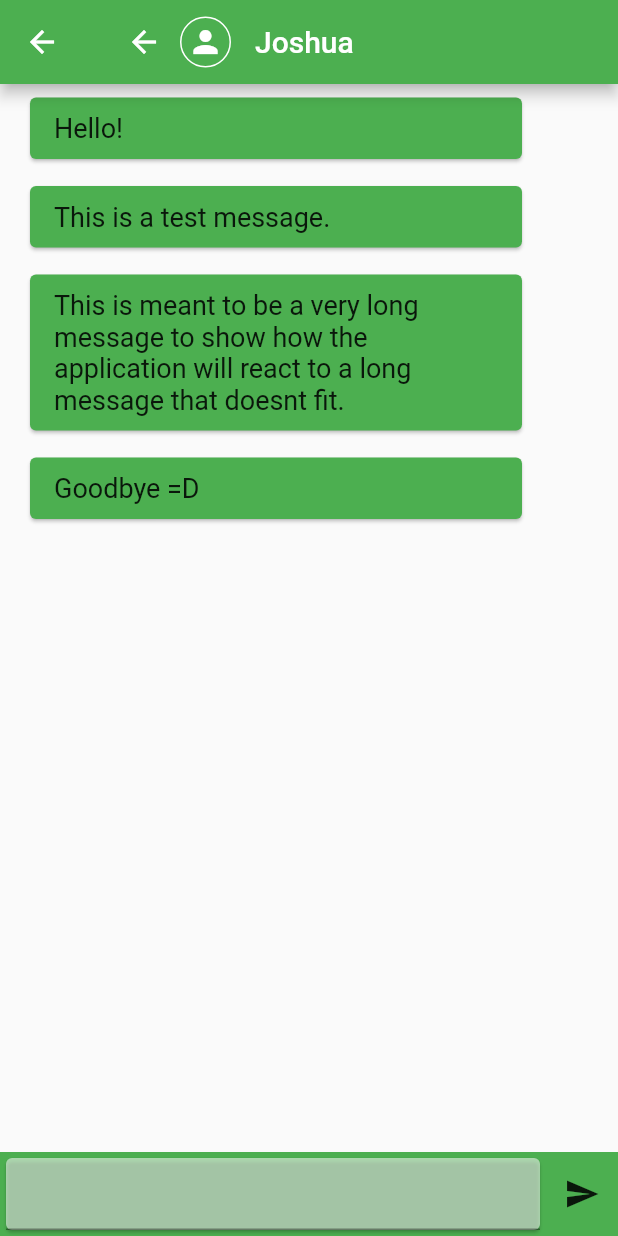
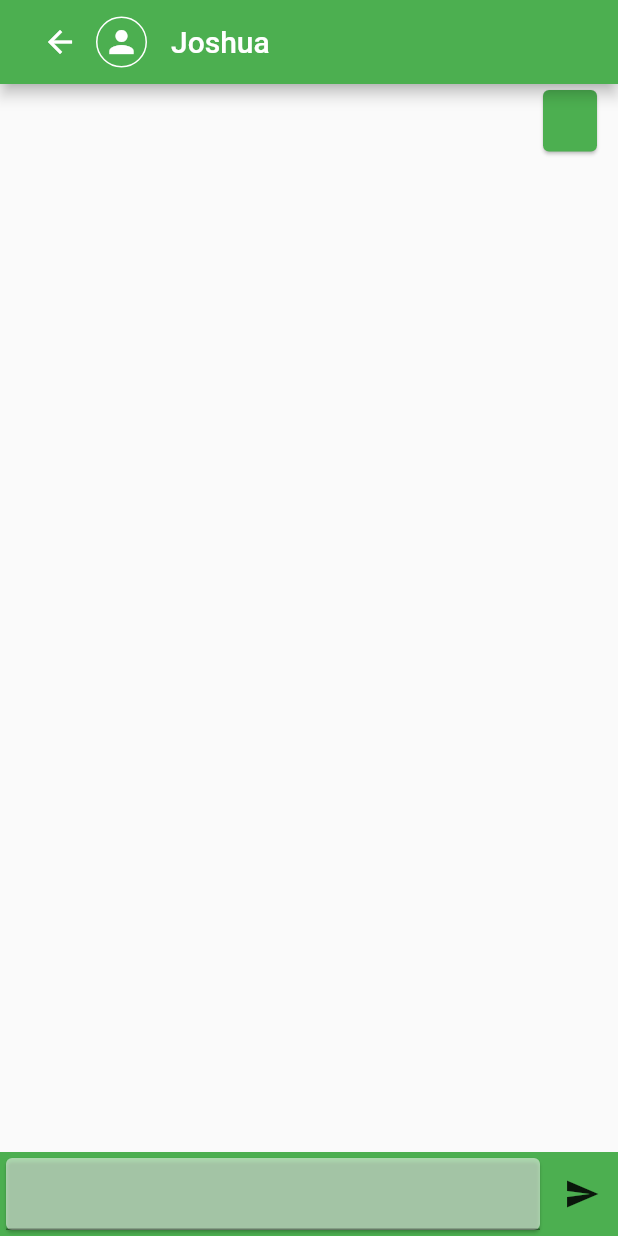
Before and after one commit to COS301-SE-2021/Atbash, a Flutter app: the ChatScreen screen opened directly, after a tap on the "send" icon, on a phone screen of 412 x 824 dp. Run offline on Flutter 3.47's test engine with Material 2 defaults, Android fonts, the phone set to English and light mode, and no system bars.

Commit message:
Completed ChatScreen for Demo1.

```diff
--- a/mobile/lib/ChatScreen.dart
+++ b/mobile/lib/ChatScreen.dart
@@ -1,33 +1,44 @@
 import 'package:flutter/material.dart';
+import 'package:mobile/model/ChatModel.dart';
+import 'package:provider/provider.dart';
 
 class ChatScreen extends StatelessWidget {
-  final List<String> messages = [
-    "Hello!",
-    "This is a test message.",
-    "This is meant to be a very long message to show how the application will react to a long message that doesnt fit.",
-    "Goodbye =D"
-  ];
-
   @override
   Widget build(BuildContext context) {
     return Scaffold(
       appBar: ChatScreenAppBar(),
-      body: Column(
-        children: [
-          Flexible(
-              child: ListView(
-            children: _buildMessages(),
-          )),
-          InputBar()
-        ],
+      body: ChangeNotifierProvider(
+        create: (context) => ChatModel(),
+        child: Column(
+          children: [Flexible(child: MessageList()), InputBar()],
+        ),
       ),
     );
   }
+}
 
-  List<Widget> _buildMessages() {
+class MessageList extends StatefulWidget {
+  @override
+  State<StatefulWidget> createState() {
+    return _MessageListState();
+  }
+}
+
+class _MessageListState extends State<MessageList> {
+  _MessageListState();
+
+  @override
+  Widget build(BuildContext context) {
+    return Consumer<ChatModel>(builder: (context, chat, child) {
+      return ListView(
+        children: _buildMessages(chat.messages),
+      );
+    });
+  }
+
+  List<Widget> _buildMessages(List<String> messageList) {
     List<Widget> messageWidgets = [];
-    //TODO: populate messages
-    messages.forEach((element) => messageWidgets.add(MessageItem(element)));
+    messageList.forEach((element) => messageWidgets.add(MessageItem(element)));
     return messageWidgets;
   }
 }
@@ -35,6 +46,9 @@ class ChatScreen extends StatelessWidget {
 class InputBar extends StatelessWidget {
   @override
   Widget build(BuildContext context) {
+    final inputController = TextEditingController();
+
+    return Consumer<ChatModel>(builder: (context, chat, child) {
       return Container(
           color: Colors.green,
           child: Row(
@@ -43,14 +57,19 @@ class InputBar extends StatelessWidget {
                   child: Card(
                       color: Colors.white54,
                       child: TextField(
+                        controller: inputController,
                         style: TextStyle(fontSize: 18),
                       ))),
               IconButton(
                 icon: Icon(Icons.send),
-              onPressed: () {},
+                onPressed: () {
+                  chat.addMessage(inputController.text);
+                  inputController.text = "";
+                },
               )
             ],
           ));
+    });
   }
 }
 
@@ -61,10 +80,13 @@ class MessageItem extends StatelessWidget {
 
   @override
   Widget build(BuildContext context) {
-    // TODO: implement build
-    return Padding(
-      padding: EdgeInsets.fromLTRB(16.0, 5.0, 60.0, 5.0),
-      child: Card(
+    return Align(
+      alignment: Alignment.centerRight,
+      child: Padding(
+        padding: EdgeInsets.fromLTRB(30.0, 0.0, 10.0, 0.0),
+        child: Wrap(
+          children: [
+            Card(
               color: Colors.green,
               child: Padding(
                 padding: EdgeInsets.fromLTRB(16.0, 10.0, 20.0, 10.0),
@@ -74,8 +96,17 @@ class MessageItem extends StatelessWidget {
                 ),
               ),
             ),
+          ],
+        ),
+      ),
     );
   }
+
+// EdgeInsets generateTextPadding()
+// {
+//   double leftPadding =
+//   return EdgeInsets.fromLTRB(120.0, 5.0, 16.0, 5.0);
+// }
 }
 
 class ChatScreenAppBar extends AppBar {
--- a/mobile/lib/main.dart
+++ b/mobile/lib/main.dart
@@ -2,6 +2,7 @@ import 'package:flutter/cupertino.dart';
 import 'package:flutter/material.dart';
 import 'package:mobile/MainScreen.dart';
 
+import 'ChatScreen.dart';
 import 'domain/Contact.dart';
 
 void main() {
@@ -23,7 +24,7 @@ class _AtbashAppState extends State<AtbashApp> {
       theme: ThemeData(primarySwatch: Colors.green),
       home: Navigator(
         pages: [
-          MaterialPage(child: MainScreen()),
+          MaterialPage(child: ChatScreen()),
         ],
         onPopPage: (route, result) => route.didPop(result),
       ),
```
Lines whose indentation alone changed are shown as unchanged.
